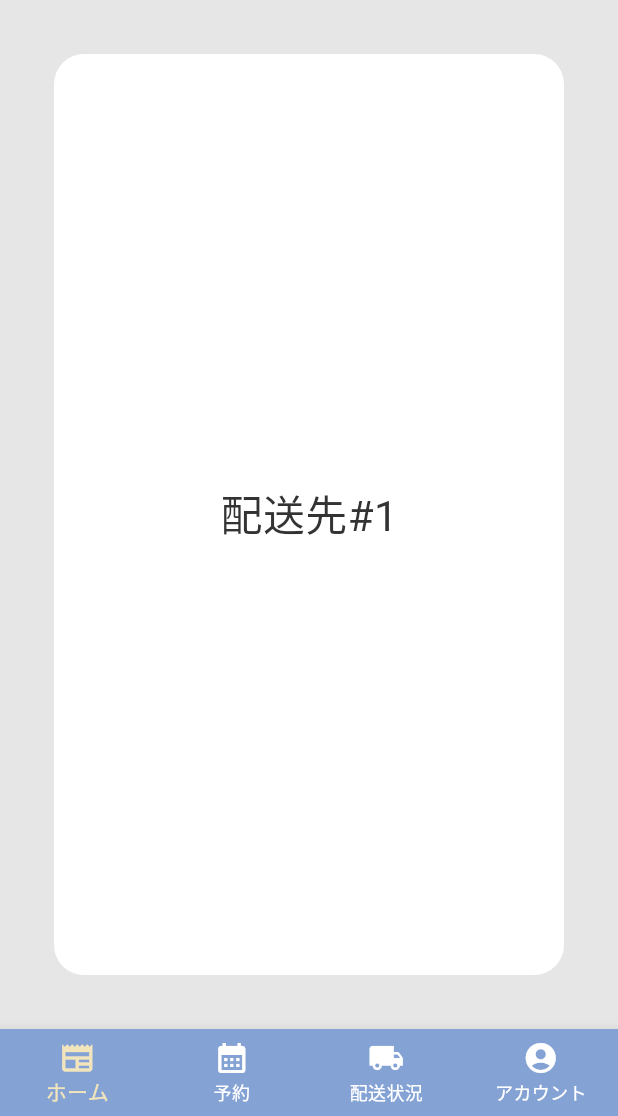
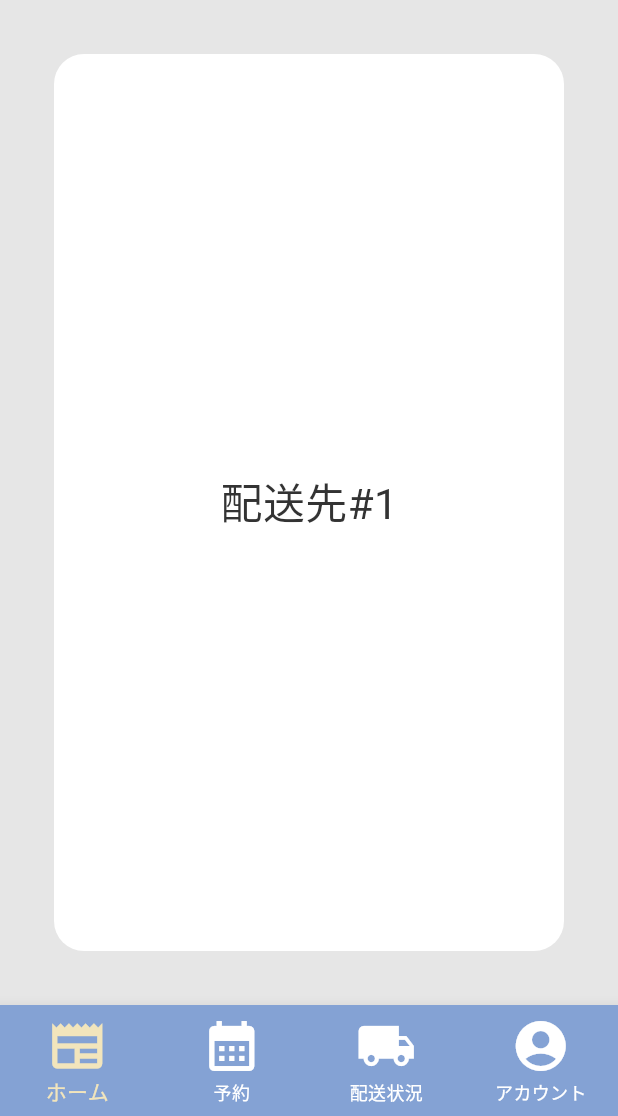
Before and after one commit to IH41jp-ac-hal/TTT, a Flutter app: the MyStatefulWidget screen opened directly, on a phone screen of 412 x 824 dp, the part 120-1236 px from its top. Run offline on Flutter 3.47's test engine with Material 3 defaults, Android fonts, the phone set to English and light mode, and no system bars; our stand-ins replace image_picker.

Commit message:
アイコン拡大

```diff
--- a/lib/src/app.dart
+++ b/lib/src/app.dart
@@ -46,23 +46,35 @@ class _MyStatefulWidgetState extends State<MyStatefulWidget> {
   Widget build(BuildContext context) {
     return Scaffold(
       body: _screens[_selectedIndex],
-      bottomNavigationBar: BottomNavigationBar(
+      bottomNavigationBar: PreferredSize(
+        preferredSize: Size.fromHeight(80.0),
+        child: BottomNavigationBar(
           currentIndex: _selectedIndex,
           onTap: _onItemTapped,
         selectedItemColor: Color(0xFFf2e5bc),
         unselectedItemColor: Color(0xFFffffff),
-        items: const <BottomNavigationBarItem>[
-          BottomNavigationBarItem(icon: Icon(Icons.newspaper), label: 'ホーム'),
+          items: <BottomNavigationBarItem>[
             BottomNavigationBarItem(
-              icon: Icon(Icons.calendar_month), label: '予約'),
+              icon: Icon(Icons.newspaper, size: 40),
+              label: 'ホーム',
+            ),
             BottomNavigationBarItem(
-              icon: Icon(Icons.local_shipping), label: '配送状況'),
+              icon: Icon(Icons.calendar_month, size: 40),
+              label: '予約',
+            ),
             BottomNavigationBarItem(
-              icon: Icon(Icons.account_circle), label: 'アカウント'),
+              icon: Icon(Icons.local_shipping, size: 40),
+              label: '配送状況',
+            ),
+            BottomNavigationBarItem(
+              icon: Icon(Icons.account_circle, size: 40),
+              label: 'アカウント',
+            ),
           ],
           type: BottomNavigationBarType.fixed,
           backgroundColor: Color(0xFF84a2d4),
         ),
+      ),
     );
   }
 }
```
Also changed, not shown: pubspec.lock. Lines whose indentation alone changed are shown as unchanged.
